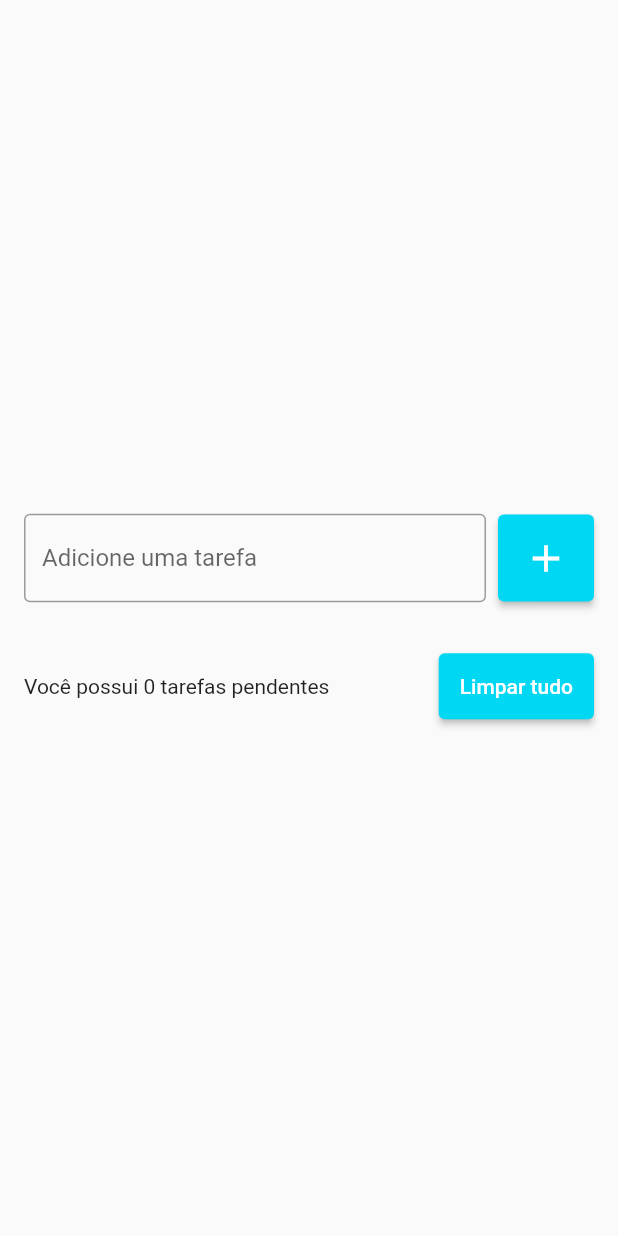
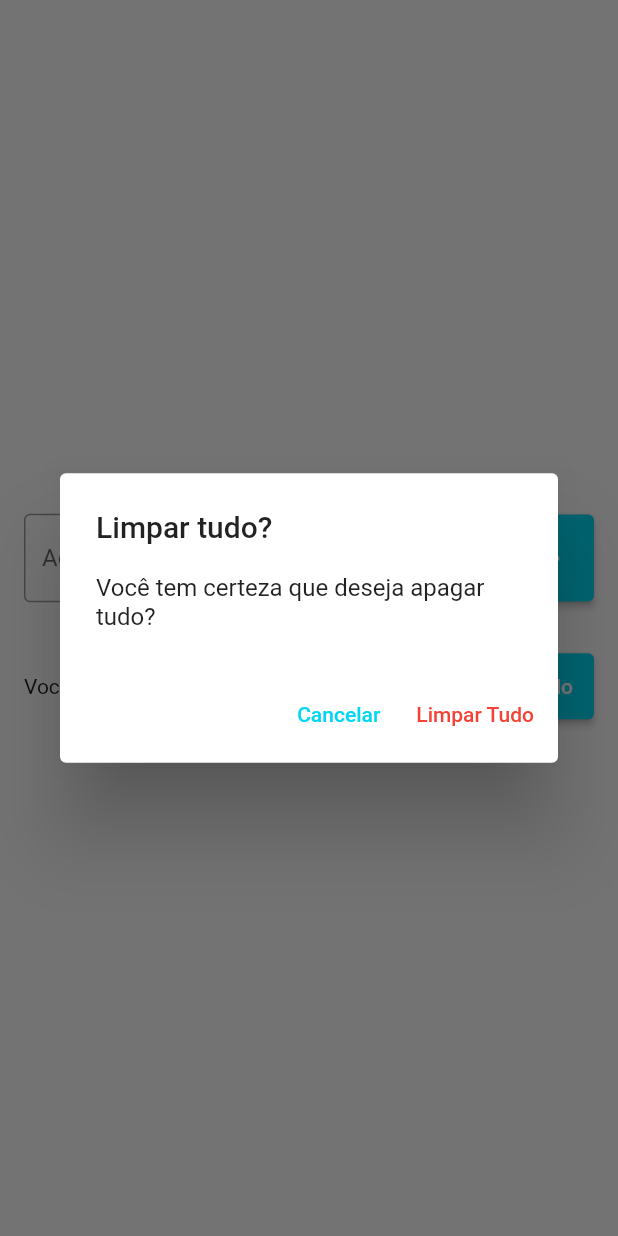
Before and after one commit to jamessonfaria/flutter-todo_list, a Flutter app: the screen it shows after launch, after a tap on "Limpar tudo", on a phone screen of 412 x 824 dp. Run offline on Flutter 3.47's test engine with Material 2 defaults, Android fonts, the phone set to English and light mode, and no system bars; our stand-ins replace flutter_slidable.

Commit message:
Limpando todas as tarefas

```diff
--- a/lib/pages/todo_list_page.dart
+++ b/lib/pages/todo_list_page.dart
@@ -71,11 +71,7 @@
                     ),
                     SizedBox(width: 8),
                     ElevatedButton(
-                      onPressed: () {
-                        setState(() {
-                          todos.clear();
-                        });
-                      },
+                      onPressed: showDeleteTodoConfirmationDialog,
                       style: ElevatedButton.styleFrom(
                         backgroundColor: Color(0xff00d7f3),
                         padding: EdgeInsets.all(14),
@@ -91,4 +87,37 @@
       ),
     );
   }
+
+  void showDeleteTodoConfirmationDialog() {
+    showDialog(
+      context: context,
+      builder: (context) => AlertDialog(
+        title: Text("Limpar tudo?"),
+        content: Text("Você tem certeza que deseja apagar tudo?"),
+        actions: [
+          TextButton(
+            onPressed: (){
+              Navigator.of(context).pop();
+            },
+            style: TextButton.styleFrom(foregroundColor: Color(0xff00d7f3)),
+            child: Text("Cancelar"),
+          ),
+          TextButton(
+            onPressed: (){
+              Navigator.of(context).pop();
+              deleteAllTodos();
+            },
+            style: TextButton.styleFrom(foregroundColor: Colors.red),
+            child: Text("Limpar Tudo"),
+          ),
+        ],
+      ),
+    );
+  }
+
+  void deleteAllTodos() {
+    setState(() {
+      todos.clear();
+    });
+  }
 }
```
